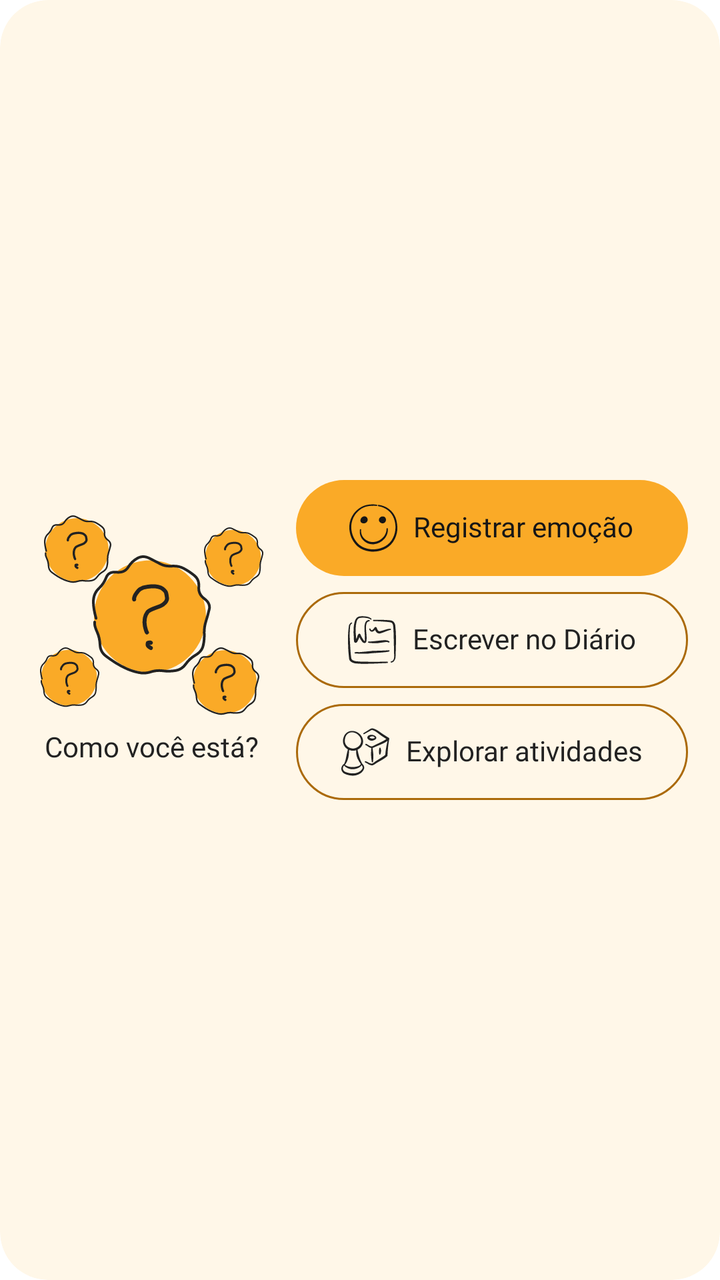
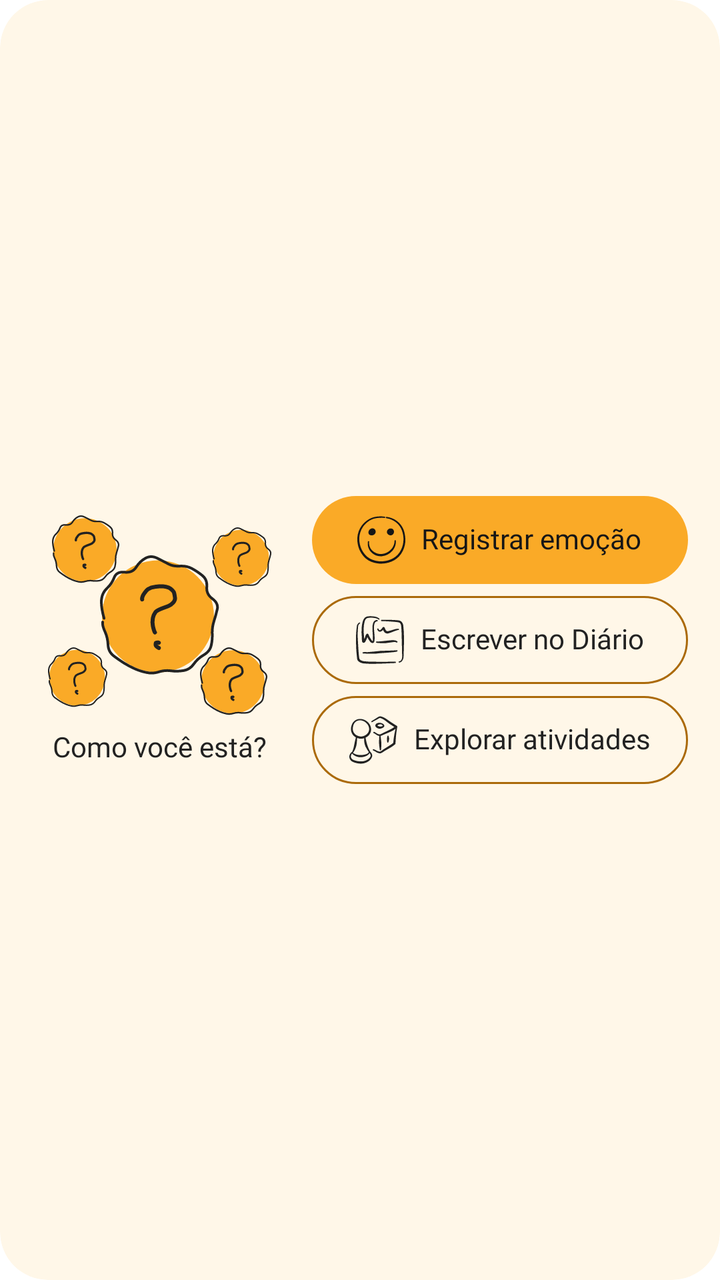

An Android layout rendered at two revisions. The XML below is the earlier revision; the diff shows what the commit changed to produce the second picture.
<!-- AndroidManifest.xml: fallback theme Theme.MaterialComponents.DayNight.NoActionBar -->
<!-- res/layout/consi_widget_medio.xml -->
<?xml version="1.0" encoding="utf-8"?>
<FrameLayout xmlns:android="http://schemas.android.com/apk/res/android"
  android:id="@android:id/background"
  android:layout_width="match_parent"
  android:layout_height="match_parent"
  android:background="@drawable/consi_widget_fundo"
  android:clipToOutline="true"
  android:padding="16dp">
  <LinearLayout android:layout_width="match_parent" android:layout_height="match_parent" android:orientation="horizontal" android:gravity="center_vertical">
    <LinearLayout android:id="@+id/toque" android:layout_width="0dp" android:layout_height="match_parent" android:layout_weight="1" android:orientation="vertical" android:gravity="center">
      <FrameLayout android:id="@+id/nuvem" android:layout_width="112dp" android:layout_height="100dp">
        <ImageView android:id="@+id/b1" android:layout_width="34dp" android:layout_height="34dp" android:scaleType="fitCenter" android:src="@drawable/consi_emocao_vazio" android:layout_gravity="top|start" android:layout_marginStart="2dp"/>
        <ImageView android:id="@+id/b2" android:layout_width="30dp" android:layout_height="30dp" android:scaleType="fitCenter" android:src="@drawable/consi_emocao_vazio" android:layout_gravity="top|end" android:layout_marginTop="6dp"/>
        <ImageView android:id="@+id/b3" android:layout_width="30dp" android:layout_height="30dp" android:scaleType="fitCenter" android:src="@drawable/consi_emocao_vazio" android:layout_gravity="bottom|start" android:layout_marginBottom="4dp"/>
        <ImageView android:id="@+id/b4" android:layout_width="34dp" android:layout_height="34dp" android:scaleType="fitCenter" android:src="@drawable/consi_emocao_vazio" android:layout_gravity="bottom|end" android:layout_marginEnd="2dp"/>
        <ImageView android:id="@+id/b0" android:layout_width="60dp" android:layout_height="60dp" android:scaleType="fitCenter" android:src="@drawable/consi_emocao_vazio" android:layout_gravity="center"/>
      </FrameLayout>
      <ImageView android:id="@+id/vazio" android:layout_width="72dp" android:layout_height="72dp" android:scaleType="fitCenter" android:src="@drawable/consi_emocao_vazio" android:visibility="gone"/>
      <TextView android:id="@+id/resumo" android:layout_width="wrap_content" android:layout_height="wrap_content" android:fontFamily="@font/consi_widget_sans_book" android:textSize="14sp" android:textColor="@color/consi_widget_texto" android:includeFontPadding="false" android:maxLines="1" android:ellipsize="end" android:gravity="center" android:layout_marginTop="8dp" android:text="Como você está?"/>
    </LinearLayout>
    <LinearLayout android:layout_width="196dp" android:layout_height="wrap_content" android:layout_marginStart="12dp" android:orientation="vertical">
      <LinearLayout android:id="@+id/acao_registrar" android:layout_width="match_parent" android:layout_height="48dp" android:orientation="horizontal" android:gravity="center" android:paddingStart="16dp" android:paddingEnd="16dp" android:background="@drawable/consi_widget_botao_primario" >
        <ImageView android:layout_width="24dp" android:layout_height="24dp" android:layout_marginEnd="8dp" android:src="@drawable/consi_widget_icone_sorriso" android:importantForAccessibility="no" />
        <TextView android:id="@+id/acao_registrar_rotulo" android:layout_width="wrap_content" android:layout_height="wrap_content" android:fontFamily="@font/consi_widget_sans_medium" android:textSize="14sp" android:textColor="@color/consi_widget_botao_texto" android:includeFontPadding="false" android:maxLines="1" android:ellipsize="end" android:gravity="center" android:text="Registrar emoção"/>
      </LinearLayout>
      <LinearLayout android:id="@+id/acao_escrever" android:layout_width="match_parent" android:layout_height="48dp" android:orientation="horizontal" android:gravity="center" android:paddingStart="16dp" android:paddingEnd="16dp" android:background="@drawable/consi_widget_botao_secundario" android:layout_marginTop="8dp">
        <ImageView android:layout_width="24dp" android:layout_height="24dp" android:layout_marginEnd="8dp" android:src="@drawable/consi_widget_icone_diario" android:importantForAccessibility="no" />
        <TextView android:id="@+id/acao_escrever_rotulo" android:layout_width="wrap_content" android:layout_height="wrap_content" android:fontFamily="@font/consi_widget_sans_medium" android:textSize="14sp" android:textColor="@color/consi_widget_texto" android:includeFontPadding="false" android:maxLines="1" android:ellipsize="end" android:gravity="center" android:text="Escrever no Diário"/>
      </LinearLayout>
      <LinearLayout android:id="@+id/acao_atividades" android:layout_width="match_parent" android:layout_height="48dp" android:orientation="horizontal" android:gravity="center" android:paddingStart="16dp" android:paddingEnd="16dp" android:background="@drawable/consi_widget_botao_secundario" android:layout_marginTop="8dp">
        <ImageView android:layout_width="24dp" android:layout_height="24dp" android:layout_marginEnd="8dp" android:src="@drawable/consi_widget_icone_atividade" android:importantForAccessibility="no" />
        <TextView android:id="@+id/acao_atividades_rotulo" android:layout_width="wrap_content" android:layout_height="wrap_content" android:fontFamily="@font/consi_widget_sans_medium" android:textSize="14sp" android:textColor="@color/consi_widget_texto" android:includeFontPadding="false" android:maxLines="1" android:ellipsize="end" android:gravity="center" android:text="Explorar atividades"/>
      </LinearLayout>
    </LinearLayout>
  </LinearLayout>
</FrameLayout>
<!-- resources referenced by this layout -->
<resources>
  <color name="consi_widget_botao_texto">#161616</color>
  <color name="consi_widget_texto">#222222</color>
  <!-- drawable consi_emocao_vazio: vector/xml drawable (drawable, 8574 chars, omitted) -->
  <!-- drawable consi_widget_botao_primario (drawable) -->
  <?xml version="1.0" encoding="utf-8"?>
  <shape xmlns:android="http://schemas.android.com/apk/res/android" android:shape="rectangle">
    
    <solid android:color="@color/consi_widget_botao" />
    <corners android:radius="999dp" />
  </shape>
  <!-- drawable consi_widget_botao_secundario (drawable) -->
  <?xml version="1.0" encoding="utf-8"?>
  <shape xmlns:android="http://schemas.android.com/apk/res/android" android:shape="rectangle">
    
    <solid android:color="@android:color/transparent" />
    <stroke android:width="1dp" android:color="@color/consi_widget_borda" />
    <corners android:radius="999dp" />
  </shape>
  <!-- drawable consi_widget_fundo (drawable) -->
  <?xml version="1.0" encoding="utf-8"?>
  <shape xmlns:android="http://schemas.android.com/apk/res/android" android:shape="rectangle">
    <solid android:color="@color/consi_widget_fundo" />
    <corners android:radius="24dp" />
  </shape>
  <!-- drawable consi_widget_icone_atividade: vector/xml drawable (drawable, 9439 chars, omitted) -->
  <!-- drawable consi_widget_icone_diario: vector/xml drawable (drawable, 8638 chars, omitted) -->
  <!-- drawable consi_widget_icone_sorriso: vector/xml drawable (drawable, 4890 chars, omitted) -->
  <color name="consi_widget_botao">#FAAA27</color>
  <color name="consi_widget_borda">#AB6A0A</color>
  <color name="consi_widget_fundo">#FFF7E8</color>
</resources>

<!-- the commit's change to res/layout/consi_widget_medio.xml (unified diff, before → after) -->
@@ -18,16 +18,16 @@
       <ImageView android:id="@+id/vazio" android:layout_width="72dp" android:layout_height="72dp" android:scaleType="fitCenter" android:src="@drawable/consi_emocao_vazio" android:visibility="gone"/>
       <TextView android:id="@+id/resumo" android:layout_width="wrap_content" android:layout_height="wrap_content" android:fontFamily="@font/consi_widget_sans_book" android:textSize="14sp" android:textColor="@color/consi_widget_texto" android:includeFontPadding="false" android:maxLines="1" android:ellipsize="end" android:gravity="center" android:layout_marginTop="8dp" android:text="Como você está?"/>
     </LinearLayout>
-    <LinearLayout android:layout_width="196dp" android:layout_height="wrap_content" android:layout_marginStart="12dp" android:orientation="vertical">
-      <LinearLayout android:id="@+id/acao_registrar" android:layout_width="match_parent" android:layout_height="48dp" android:orientation="horizontal" android:gravity="center" android:paddingStart="16dp" android:paddingEnd="16dp" android:background="@drawable/consi_widget_botao_primario" >
+    <LinearLayout android:layout_width="188dp" android:layout_height="wrap_content" android:layout_marginStart="12dp" android:orientation="vertical">
+      <LinearLayout android:id="@+id/acao_registrar" android:layout_width="match_parent" android:layout_height="44dp" android:orientation="horizontal" android:gravity="center" android:paddingStart="16dp" android:paddingEnd="16dp" android:background="@drawable/consi_widget_botao_primario" >
         <ImageView android:layout_width="24dp" android:layout_height="24dp" android:layout_marginEnd="8dp" android:src="@drawable/consi_widget_icone_sorriso" android:importantForAccessibility="no" />
         <TextView android:id="@+id/acao_registrar_rotulo" android:layout_width="wrap_content" android:layout_height="wrap_content" android:fontFamily="@font/consi_widget_sans_medium" android:textSize="14sp" android:textColor="@color/consi_widget_botao_texto" android:includeFontPadding="false" android:maxLines="1" android:ellipsize="end" android:gravity="center" android:text="Registrar emoção"/>
       </LinearLayout>
-      <LinearLayout android:id="@+id/acao_escrever" android:layout_width="match_parent" android:layout_height="48dp" android:orientation="horizontal" android:gravity="center" android:paddingStart="16dp" android:paddingEnd="16dp" android:background="@drawable/consi_widget_botao_secundario" android:layout_marginTop="8dp">
+      <LinearLayout android:id="@+id/acao_escrever" android:layout_width="match_parent" android:layout_height="44dp" android:orientation="horizontal" android:gravity="center" android:paddingStart="16dp" android:paddingEnd="16dp" android:background="@drawable/consi_widget_botao_secundario" android:layout_marginTop="6dp">
         <ImageView android:layout_width="24dp" android:layout_height="24dp" android:layout_marginEnd="8dp" android:src="@drawable/consi_widget_icone_diario" android:importantForAccessibility="no" />
         <TextView android:id="@+id/acao_escrever_rotulo" android:layout_width="wrap_content" android:layout_height="wrap_content" android:fontFamily="@font/consi_widget_sans_medium" android:textSize="14sp" android:textColor="@color/consi_widget_texto" android:includeFontPadding="false" android:maxLines="1" android:ellipsize="end" android:gravity="center" android:text="Escrever no Diário"/>
       </LinearLayout>
-      <LinearLayout android:id="@+id/acao_atividades" android:layout_width="match_parent" android:layout_height="48dp" android:orientation="horizontal" android:gravity="center" android:paddingStart="16dp" android:paddingEnd="16dp" android:background="@drawable/consi_widget_botao_secundario" android:layout_marginTop="8dp">
+      <LinearLayout android:id="@+id/acao_atividades" android:layout_width="match_parent" android:layout_height="44dp" android:orientation="horizontal" android:gravity="center" android:paddingStart="16dp" android:paddingEnd="16dp" android:background="@drawable/consi_widget_botao_secundario" android:layout_marginTop="6dp">
         <ImageView android:layout_width="24dp" android:layout_height="24dp" android:layout_marginEnd="8dp" android:src="@drawable/consi_widget_icone_atividade" android:importantForAccessibility="no" />
         <TextView android:id="@+id/acao_atividades_rotulo" android:layout_width="wrap_content" android:layout_height="wrap_content" android:fontFamily="@font/consi_widget_sans_medium" android:textSize="14sp" android:textColor="@color/consi_widget_texto" android:includeFontPadding="false" android:maxLines="1" android:ellipsize="end" android:gravity="center" android:text="Explorar atividades"/>
       </LinearLayout>
